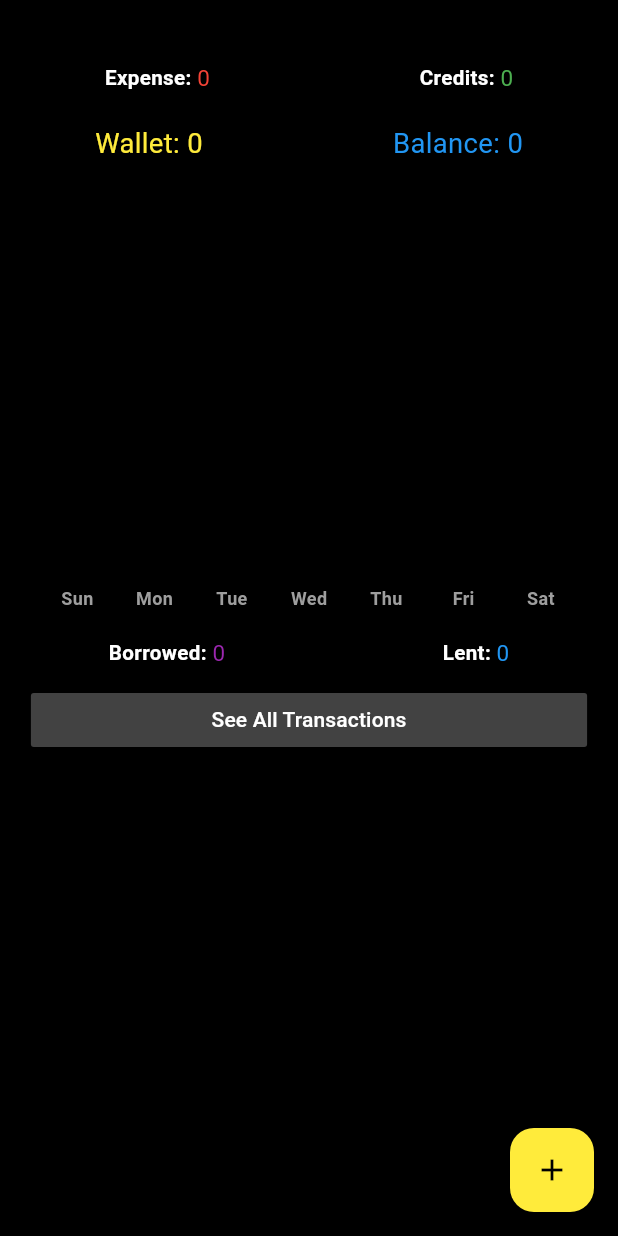
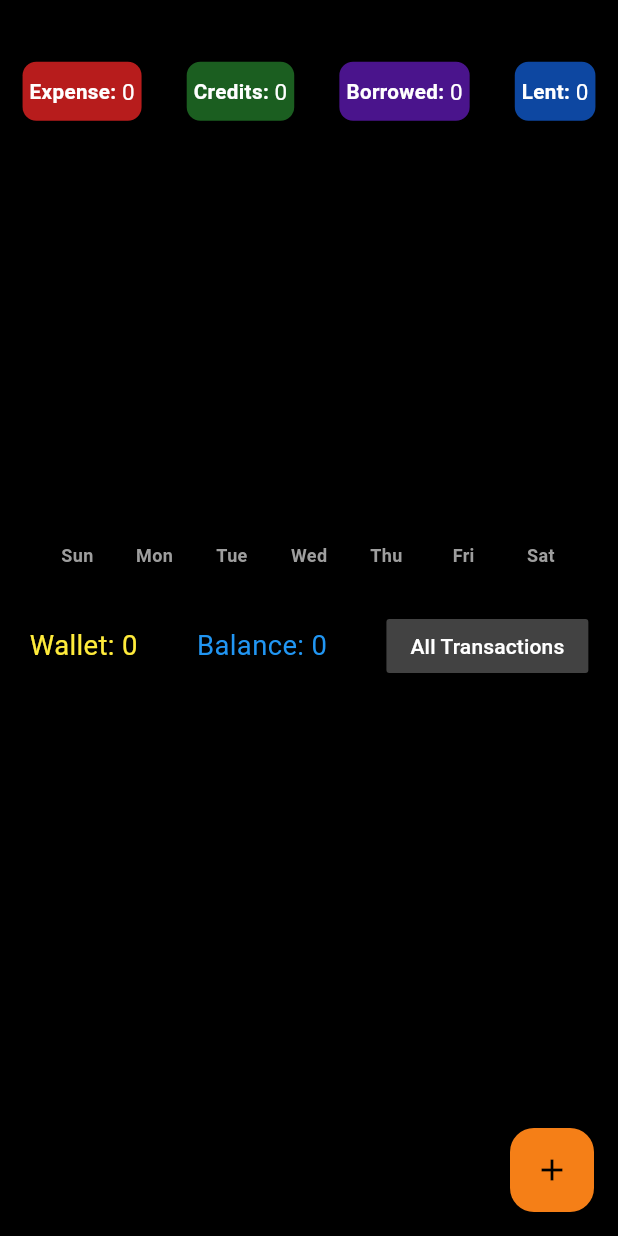
Before and after one commit to HarshitAgrawal22/expense_app_flutter, a Flutter app: the screen it shows after launch, on a phone screen of 412 x 824 dp. Run offline on Flutter 3.47's test engine with Material 3 defaults, Android fonts, the phone set to English and light mode, and no system bars; drawn by our look-alikes of fl_chart; our stand-ins replace flutter_local_notifications, hive, hive_flutter, permission_handler, timezone; accounts and stored records are empty.

Commit message:
updated ui

```diff
--- a/lib/components/bar_graph.dart
+++ b/lib/components/bar_graph.dart
@@ -82,12 +82,12 @@ class MyGraph extends StatelessWidget {
         return BarChartRodData(
           toY: expense,
           color: entry.value.task == "expense"
-              ? Colors.red
+              ? Colors.red.shade900
               : entry.value.task == "credit"
-                  ? Colors.green
+                  ? Colors.green.shade900
                   : entry.value.task == "lent"
-                      ? Colors.blue
-                      : Colors.purple,
+                      ? Colors.blue.shade900
+                      : Colors.purple.shade900,
 
           //  colors[           index % colors.length], // Use a different color for each expense
           width: MediaQuery.sizeOf(context).width /
--- a/lib/components/expense_summary.dart
+++ b/lib/components/expense_summary.dart
@@ -91,60 +91,122 @@ class expenseSummary extends StatelessWidget {
                   children: [
                     Row(
                       children: [
+                        Container(
+                          decoration: BoxDecoration(
+                              color: Colors.red.shade900,
+                              borderRadius: BorderRadius.circular(
+                                  MediaQuery.sizeOf(context).height / 90)),
+                          padding: EdgeInsets.symmetric(
+                              vertical: MediaQuery.sizeOf(context).height / 90,
+                              horizontal:
+                                  MediaQuery.sizeOf(context).width / 90),
+                          child: Row(children: [
                             Text(
                               "Expense: ",
                               style: TextStyle(
-                              fontSize: MediaQuery.sizeOf(context).height / 60,
+                                  fontSize:
+                                      MediaQuery.sizeOf(context).height / 60,
                                   color: Colors.white,
                                   fontWeight: FontWeight.bold),
                             ),
                             Text(
                               "${getWeekSummary(value.getThisWeekTransactions(sunday, monday, tuesday, wednesday, thursday, friday, saturday))[0]}",
                               style: TextStyle(
-                              color: Colors.red,
-                              fontSize: MediaQuery.sizeOf(context).height / 55),
+                                  color: Colors.white,
+                                  fontSize:
+                                      MediaQuery.sizeOf(context).height / 55),
+                            )
+                          ]),
                         ),
                       ],
                     ),
-                    Row(
+                    Container(
+                      decoration: BoxDecoration(
+                          color: Colors.green.shade900,
+                          borderRadius: BorderRadius.circular(
+                              MediaQuery.sizeOf(context).height / 90)),
+                      padding: EdgeInsets.symmetric(
+                          vertical: MediaQuery.sizeOf(context).height / 90,
+                          horizontal: MediaQuery.sizeOf(context).width / 90),
+                      child: Row(
                         children: [
                           Text(
                             "Credits: ",
                             style: TextStyle(
-                              fontSize: MediaQuery.sizeOf(context).height / 60,
+                                fontSize:
+                                    MediaQuery.sizeOf(context).height / 60,
                                 color: Colors.white,
                                 fontWeight: FontWeight.bold),
                           ),
                           Text(
                             "${getWeekSummary(value.getThisWeekTransactions(sunday, monday, tuesday, wednesday, thursday, friday, saturday))[1]}",
                             style: TextStyle(
-                              color: Colors.green,
-                              fontSize: MediaQuery.sizeOf(context).height / 55),
+                                color: Colors.white,
+                                fontSize:
+                                    MediaQuery.sizeOf(context).height / 55),
                           )
                         ],
                       ),
-                  ],
                     ),
-                SizedBox(
-                  height: MediaQuery.sizeOf(context).height / 40,
-                ),
-                Row(
-                  mainAxisAlignment: MainAxisAlignment.spaceAround,
+                    Container(
+                      decoration: BoxDecoration(
+                          color: Colors.purple.shade900,
+                          borderRadius: BorderRadius.circular(
+                              MediaQuery.sizeOf(context).height / 90)),
+                      padding: EdgeInsets.symmetric(
+                          vertical: MediaQuery.sizeOf(context).height / 90,
+                          horizontal: MediaQuery.sizeOf(context).width / 90),
+                      child: Row(
                         children: [
                           Text(
-                      "Wallet: ${getTotal(value.getAllCredits().values.toList()) - getTotal(value.getAllExpenses().values.toList()) + getTotal(value.getAllBorrows().values.toList()) - getTotal(value.getAllLents().values.toList())}",
+                            "Borrowed: ",
                             style: TextStyle(
-                          color: Colors.yellow,
-                          fontSize: MediaQuery.sizeOf(context).height / 45),
+                                fontSize:
+                                    MediaQuery.sizeOf(context).height / 60,
+                                color: Colors.white,
+                                fontWeight: FontWeight.bold),
                           ),
                           Text(
-                      "Balance: ${getTotal(value.getAllCredits().values.toList()) + getTotal(value.getAllLents().values.toList()) - getTotal(value.getAllExpenses().values.toList()) - getTotal(value.getAllBorrows().values.toList())}",
+                            "${getWeekSummary(value.getThisWeekTransactions(sunday, monday, tuesday, wednesday, thursday, friday, saturday))[2]}",
                             style: TextStyle(
-                          color: Colors.blue,
-                          fontSize: MediaQuery.sizeOf(context).height / 45),
+                                color: Colors.white,
+                                fontSize:
+                                    MediaQuery.sizeOf(context).height / 55),
                           ),
                         ],
                       ),
+                    ),
+                    Container(
+                      decoration: BoxDecoration(
+                          color: Colors.blue.shade900,
+                          borderRadius: BorderRadius.circular(
+                              MediaQuery.sizeOf(context).height / 90)),
+                      padding: EdgeInsets.symmetric(
+                          vertical: MediaQuery.sizeOf(context).height / 90,
+                          horizontal: MediaQuery.sizeOf(context).width / 90),
+                      child: Row(
+                        children: [
+                          Text(
+                            "Lent: ",
+                            style: TextStyle(
+                                fontSize:
+                                    MediaQuery.sizeOf(context).height / 60,
+                                color: Colors.white,
+                                fontWeight: FontWeight.bold),
+                          ),
+                          Text(
+                            "${getWeekSummary(value.getThisWeekTransactions(sunday, monday, tuesday, wednesday, thursday, friday, saturday))[3]}",
+                            style: TextStyle(
+                                color: Colors.white,
+                                fontSize:
+                                    MediaQuery.sizeOf(context).height / 55),
+                          )
+                        ],
+                      ),
+                    )
+                  ],
+                ),
+
                 SizedBox(
                   height: MediaQuery.sizeOf(context).height / 40,
                 ),
@@ -165,42 +227,40 @@ class expenseSummary extends StatelessWidget {
                 SizedBox(
                   height: MediaQuery.sizeOf(context).height / 40,
                 ),
+
                 Row(
                   mainAxisAlignment: MainAxisAlignment.spaceAround,
                   children: [
-                    Row(
-                      children: [
                     Text(
-                          "Borrowed: ",
+                      "Wallet: ${getTotal(value.getAllCredits().values.toList()) - getTotal(value.getAllExpenses().values.toList()) + getTotal(value.getAllBorrows().values.toList()) - getTotal(value.getAllLents().values.toList())}",
                       style: TextStyle(
-                              fontSize: MediaQuery.sizeOf(context).height / 60,
-                              color: Colors.white,
-                              fontWeight: FontWeight.bold),
+                          color: Colors.yellow,
+                          fontSize: MediaQuery.sizeOf(context).height / 45),
                     ),
                     Text(
-                          "${getWeekSummary(value.getThisWeekTransactions(sunday, monday, tuesday, wednesday, thursday, friday, saturday))[2]}",
-                          style: TextStyle(
-                              color: Colors.purple,
-                              fontSize: MediaQuery.sizeOf(context).height / 55),
-                        ),
-                      ],
-                    ),
-                    Row(
-                      children: [
-                        Text(
-                          "Lent: ",
-                          style: TextStyle(
-                              fontSize: MediaQuery.sizeOf(context).height / 60,
-                              color: Colors.white,
-                              fontWeight: FontWeight.bold),
-                        ),
-                        Text(
-                          "${getWeekSummary(value.getThisWeekTransactions(sunday, monday, tuesday, wednesday, thursday, friday, saturday))[3]}",
+                      "Balance: ${getTotal(value.getAllCredits().values.toList()) + getTotal(value.getAllLents().values.toList()) - getTotal(value.getAllExpenses().values.toList()) - getTotal(value.getAllBorrows().values.toList())}",
                       style: TextStyle(
                           color: Colors.blue,
-                              fontSize: MediaQuery.sizeOf(context).height / 55),
-                        )
-                      ],
+                          fontSize: MediaQuery.sizeOf(context).height / 45),
+                    ),
+                    Padding(
+                      padding: EdgeInsets.symmetric(
+                        vertical: MediaQuery.sizeOf(context).height / 80,
+                      ),
+                      child: MaterialButton(
+                        onPressed: () {
+                          // NotificationService()
+                          //     .showNotification(title: "billo", body: "rani");
+                          Navigator.of(context).push(MaterialPageRoute(
+                              builder: (context) => totalExpensePage()));
+                        },
+                        // height: MediaQuery.sizeOf(context).height / 5,
+                        color: Colors.grey[800],
+                        child: Text(
+                          "All Transactions",
+                          style: TextStyle(color: Colors.white),
+                        ),
+                      ),
                     ),
                   ],
                 ),
@@ -221,26 +281,7 @@ class expenseSummary extends StatelessWidget {
                 //   },
                 //   child: Text("Set Reminder"),
                 // ),
-                Padding(
-                  padding: EdgeInsets.symmetric(
-                    vertical: MediaQuery.sizeOf(context).height / 80,
-                  ),
-                  child: MaterialButton(
-                    minWidth: MediaQuery.sizeOf(context).width * 90 / 100,
-                    onPressed: () {
-                      // NotificationService()
-                      //     .showNotification(title: "billo", body: "rani");
-                      Navigator.of(context).push(MaterialPageRoute(
-                          builder: (context) => totalExpensePage()));
-                    },
-                    // height: MediaQuery.sizeOf(context).height / 5,
-                    color: Colors.grey[800],
-                    child: Text(
-                      "See All Transactions",
-                      style: TextStyle(color: Colors.white),
-                    ),
-                  ),
-                ),
+
                 SingleChildScrollView(
                   child: ListView.builder(
                     shrinkWrap: true,
--- a/lib/components/to_take_tile.dart
+++ b/lib/components/to_take_tile.dart
@@ -83,12 +83,12 @@ class to_take_tile extends StatelessWidget {
           ],
         ),
         backgroundColor: task == "expense"
-            ? Colors.red.shade700
+            ? Colors.red.shade900
             : task == "credit"
-                ? Colors.green.shade700
+                ? Colors.green.shade900
                 : task == "borrowed"
-                    ? Colors.purple.shade700
-                    : Colors.blue.shade700,
+                    ? Colors.purple.shade900
+                    : Colors.blue.shade900,
         content: SingleChildScrollView(
           child: Column(
               mainAxisAlignment: MainAxisAlignment.spaceBetween,
@@ -102,7 +102,9 @@ class to_take_tile extends StatelessWidget {
                   mainAxisAlignment: MainAxisAlignment.spaceBetween,
                   children: [
                     Text(
-                      "${weekDaySelector(dateTime.add(Duration(days: 4)).weekday)}",
+                      task == "borrowed" || task == "lent"
+                          ? "${weekDaySelector(dateTime.add(Duration(days: 4)).weekday)}"
+                          : "${weekDaySelector(dateTime.weekday)}",
                       style: TextStyle(
                           color: Colors.white,
                           fontSize: MediaQuery.sizeOf(context).width / 25),
--- a/lib/database/hiveDB.dart
+++ b/lib/database/hiveDB.dart
@@ -51,7 +51,6 @@ we will need to convert that to expenseItem objects
 
     List savedExpenses = myBox.get("all_expenses") ?? [];
     List<ExpenseItem> allExpenses = [];
-    print(savedExpenses);
     for (int i = 0; i < savedExpenses.length; i++) {
       // Collecting individual data
       String name = savedExpenses[i][0];
--- a/lib/pages/homePage.dart
+++ b/lib/pages/homePage.dart
@@ -47,7 +47,7 @@ class _homePageState extends State<homePage> {
         await NotificationService().scheduleReminderNotification(
           title: "${newExpenseNameController.text}",
           body:
-              "time o get back 💰${NewExpenseAmountController.text}rs from ${newExpenseNameController.text}",
+              "time to get back 💰${NewExpenseAmountController.text}rs from ${newExpenseNameController.text}",
           scheduledTime: reminderTime,
         );
 
@@ -193,7 +193,7 @@ class _homePageState extends State<homePage> {
           onPressed: addNewExpense,
           child: Icon(Icons.add),
           foregroundColor: Colors.black,
-          backgroundColor: Colors.yellow,
+          backgroundColor: Colors.yellow.shade900,
         ),
         body: ListView(
           children: [
```
Lines whose indentation alone changed are shown as unchanged.
